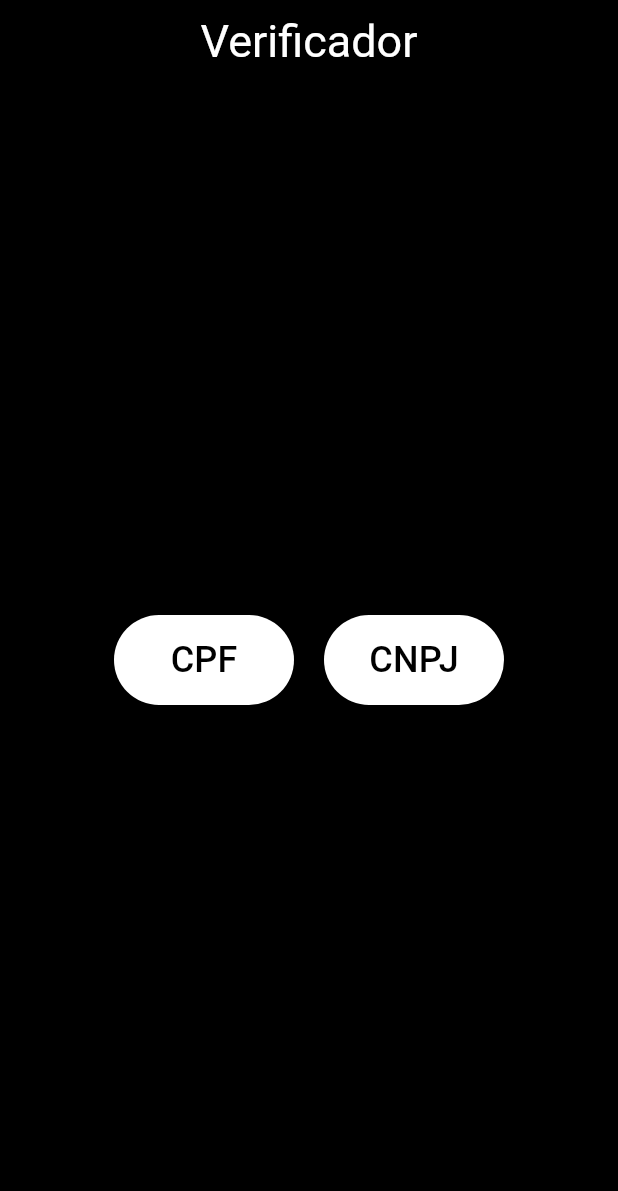
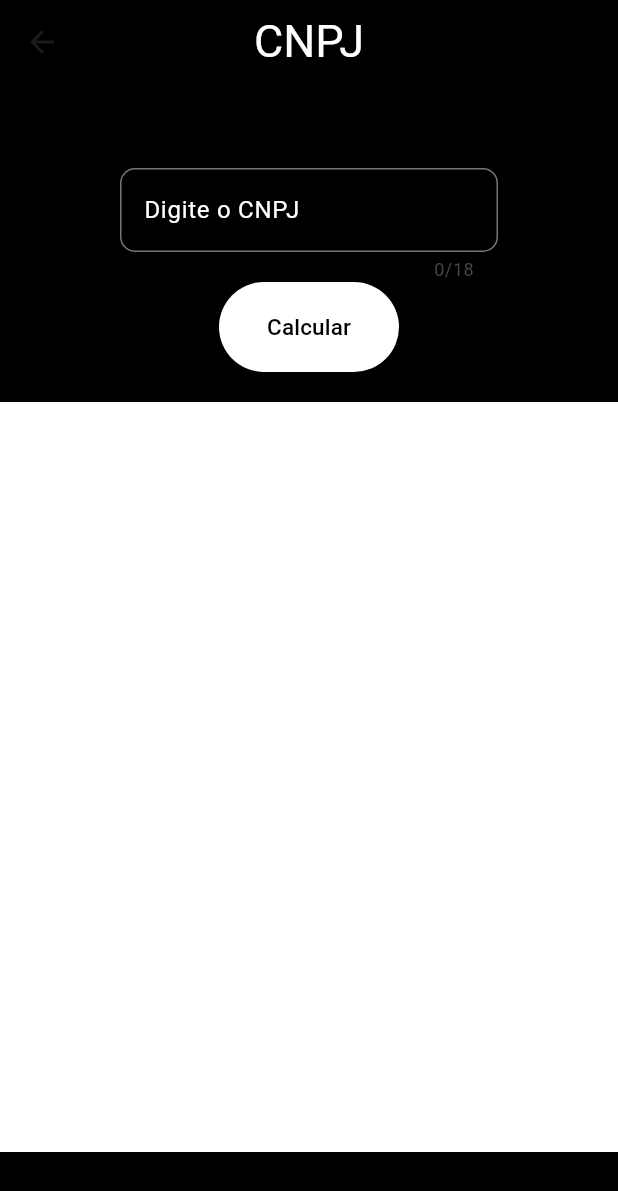
Before and after one commit to suehtaMFr/App-Validador-cpf-cnpj, a Flutter app: the screen it shows after launch, after a tap on "CNPJ", on a phone screen of 412 x 824 dp. Shown: the top 1191 px of the screen. Run offline on Flutter 3.47's test engine with Material 3 defaults, Android fonts, the phone set to English and light mode, and no system bars; our stand-ins replace brasil_fields, flutter_modular.

Commit message:
Cnpj Update

```diff
--- a/lib/app/app_module.dart
+++ b/lib/app/app_module.dart
@@ -1,3 +1,4 @@
+import 'package:app_verificador/modules/cnpj/cnpj_module.dart';
 import 'package:flutter_modular/flutter_modular.dart';
 import '../modules/home/home_module.dart';
 
@@ -12,5 +13,6 @@ class AppModule extends Module {
   void routes(RouteManager r) {
     super.routes(r);
     r.module("/", module: HomeModule());
+    r.module("/cnpj/", module: CNPJModule());
   }
 }
--- /dev/null
+++ b/lib/modules/cnpj/cnpj_module.dart
@@ -0,0 +1,10 @@
+import 'package:flutter_modular/flutter_modular.dart';
+import 'cnpj_page.dart';
+
+class CNPJModule extends Module {
+  @override
+  void routes(RouteManager r) {
+    super.routes(r);
+    r.child("/", child: (_) => CnpjPage());
+  }
+}
--- /dev/null
+++ b/lib/modules/cnpj/cnpj_page.dart
@@ -0,0 +1,362 @@
+import 'package:flutter/material.dart';
+import 'package:flutter/services.dart';
+import 'package:brasil_fields/brasil_fields.dart';
+
+class CnpjPage extends StatefulWidget {
+
+  List <String> cnpj = [];
+
+   CnpjPage({super.key}){
+    cnpj = List.generate(28, (_) => "");
+  }
+
+  @override
+  State<CnpjPage> createState() => _CnpjPageState();
+}
+
+final cnpjController  = TextEditingController();
+
+class _CnpjPageState extends State<CnpjPage> {
+  @override
+
+  Widget build(BuildContext context) {
+    return  Scaffold(
+      appBar: AppBar(
+        centerTitle: true,
+        title: Text(""
+            "CNPJ",
+            style: TextStyle(color: Colors.white, fontSize: 30)
+        ),
+        backgroundColor: Colors.black,
+
+      ),
+      backgroundColor: const Color(0xFF000000),
+      body: Stack(
+        children: [ Column(
+
+          mainAxisAlignment: MainAxisAlignment.center,
+
+          children: [
+
+            Padding(
+              padding: EdgeInsets.symmetric(horizontal: 80),
+
+              child: TextField(
+                inputFormatters: [
+                  FilteringTextInputFormatter.digitsOnly,
+                  CnpjInputFormatter(),
+                ],
+                maxLength: 18,
+                controller: cnpjController ,
+                decoration: InputDecoration(
+                  labelText: 'Digite o CNPJ',
+                  labelStyle: TextStyle(color: Colors.white),
+                  border: OutlineInputBorder(
+                    borderRadius: BorderRadius.circular(10.0),
+
+                  ),
+                ),
+                style: TextStyle(
+                  color: Colors.white
+                ),
+              ),
+            ),
+
+            Row(
+              mainAxisAlignment: MainAxisAlignment.center,
+              children: [
+
+                TextButton(
+                  onPressed: (){setState(() {
+
+                    String controler = cnpjController.text;
+
+                    int soma = 0;
+
+                    int multiplicacao = int.parse(controler[0])*5;
+
+                    String text = "${controler[0]} * 5 = $multiplicacao";
+                    widget.cnpj[0] = text;
+                    soma+= multiplicacao;
+
+                    multiplicacao = int.parse(controler[1])*4;
+                    text = "${controler[1]} * 4 = $multiplicacao";
+                    widget.cnpj[1] = text;
+                    soma+= multiplicacao;
+
+                    multiplicacao = int.parse(controler[3])*3;
+                    text = "${controler[3]} * 3 = $multiplicacao";
+                    widget.cnpj[2] = text;
+                    soma+= multiplicacao;
+
+                    multiplicacao = int.parse(controler[4])*2;
+                    text = "${controler[4]} * 2 = $multiplicacao";
+                    widget.cnpj[3] = text;
+                    soma+= multiplicacao;
+
+                    multiplicacao = int.parse(controler[5])*9;
+                    text = "${controler[5]} * 9 = $multiplicacao";
+                    widget.cnpj[4] = text;
+                    soma+= multiplicacao;
+
+                    multiplicacao = int.parse(controler[7])*8;
+                    text = "${controler[7]} * 8 = $multiplicacao";
+                    widget.cnpj[5] = text;
+                    soma+= multiplicacao;
+
+                    multiplicacao = int.parse(controler[8])*7;
+                    text = "${controler[8]} * 7 = $multiplicacao";
+                    widget.cnpj[6] = text;
+                    soma+= multiplicacao;
+
+                    multiplicacao = int.parse(controler[9])*6;
+                    text = "${controler[9]} * 6 = $multiplicacao";
+                    widget.cnpj[7] = text;
+                    soma+= multiplicacao;
+
+                    multiplicacao = int.parse(controler[11])*5;
+                    text = "${controler[11]} * 5 = $multiplicacao";
+                    widget.cnpj[8] = text;
+                    soma+= multiplicacao;
+
+                    multiplicacao = int.parse(controler[12])*4;
+                    text = "${controler[12]} * 4 = $multiplicacao";
+                    widget.cnpj[9] = text;
+                    soma+= multiplicacao;
+
+                    multiplicacao = int.parse(controler[13])*3;
+                    text = "${controler[13]} * 3 = $multiplicacao";
+                    widget.cnpj[10] = text;
+                    soma+= multiplicacao;
+
+                    multiplicacao = int.parse(controler[14])*2;
+                    text = "${controler[14]} * 2 = $multiplicacao";
+                    widget.cnpj[11] = text;
+                    soma+= multiplicacao;
+
+
+                    int resto = soma % 11;
+                    if(resto == 0 || resto == 1){
+                      resto = 0;
+                    }
+                    else {
+                      resto = 11 - resto ;
+                    }
+
+
+                    controler+= "-$resto";
+                    text = "A soma é igual á $soma\n o 1º digito verificador é  $soma % 11 = $resto";
+                    widget.cnpj[12] = text;
+
+
+                    soma = 0;
+
+                    multiplicacao = int.parse(controler[0])*6;
+                    text = "${controler[0]} * 6 = $multiplicacao";
+                    widget.cnpj[13] = text;
+                    soma+= multiplicacao;// primeiro
+
+                    multiplicacao = int.parse(controler[1])*5;
+                    text = "${controler[1]} * 5 = $multiplicacao";
+                    widget.cnpj[14] = text;
+                    soma+= multiplicacao;
+
+                    multiplicacao = int.parse(controler[3])*4;
+                    text = "${controler[3]} * 4 = $multiplicacao";
+                    widget.cnpj[15] = text;
+                    soma+= multiplicacao;
+
+                    multiplicacao = int.parse(controler[4])*3;
+                    text = "${controler[4]} * 3 = $multiplicacao";
+                    widget.cnpj[16] = text;
+                    soma+= multiplicacao;
+
+                    multiplicacao = int.parse(controler[5])*2;
+                    text = "${controler[5]} * 2 = $multiplicacao";
+                    widget.cnpj[17] = text;
+                    soma+= multiplicacao;
+
+                    multiplicacao = int.parse(controler[7])*9;
+                    text = "${controler[7]} * 9 = $multiplicacao";
+                    widget.cnpj[18] = text;
+                    soma+= multiplicacao;
+
+                    multiplicacao = int.parse(controler[8])*8;
+                    text = "${controler[8]} * 8 = $multiplicacao";
+                    widget.cnpj[19] = text;
+                    soma+= multiplicacao;
+
+                    multiplicacao = int.parse(controler[9])*7;
+                    text = "${controler[9]} * 7 = $multiplicacao";
+                    widget.cnpj[20] = text;
+                    soma+= multiplicacao;
+
+                    multiplicacao = int.parse(controler[11])*6;
+                    text = "${controler[11]} * 6 = $multiplicacao";
+                    widget.cnpj[21] = text;
+                    soma+= multiplicacao;
+
+                    multiplicacao = int.parse(controler[12])*5;
+                    text = "${controler[12]} * 5 = $multiplicacao";
+                    widget.cnpj[22] = text;
+                    soma+= multiplicacao;
+
+                    multiplicacao = int.parse(controler[13])*4;
+                    text = "${controler[13]} * 4 = $multiplicacao";
+                    widget.cnpj[23] = text;
+                    soma+= multiplicacao;
+
+                    multiplicacao = int.parse(controler[14])*3;
+                    text = "${controler[14]} * 3 = $multiplicacao";
+                    widget.cnpj[24] = text;
+                    soma+= multiplicacao;
+
+                    multiplicacao = int.parse(controler[16])*2;
+                    text = "${controler[16]} * 2 = $multiplicacao";
+                    widget.cnpj[25] = text;
+                    soma+= multiplicacao;
+
+                    int resto2 = soma % 11;
+
+                    if(resto2 == 0 || resto2 == 1){
+                      resto2 = 0;
+                    }
+                    else {
+                      resto2 = 11 - resto2 ;
+                    }
+
+                    text = "A soma é igual á $soma\n o 2º digito verificador é  $soma % 11 = $resto";
+                    widget.cnpj[26] = text;
+
+                    controler+= "$resto";
+                    if(resto == int.parse(controler[16]) && resto2 == int.parse(controler[17])){
+                      text = "Cnpj Valido";
+                    }
+                    else {
+                      text = "Cnpj Invalido";
+                    }
+                    widget.cnpj[27] = text;
+
+
+                    }
+                   );
+                  },
+
+                  style: ElevatedButton.styleFrom(
+                    backgroundColor: Colors.white ,
+                    minimumSize: const Size(120, 60),
+                  ),
+
+                  child: Text('Calcular', style: TextStyle(
+                    color: const Color(0xFF000000),
+                    fontSize: 15,
+
+
+                    ),
+                  ),
+                ),
+              ],
+            ),
+
+            SizedBox(height: 20),
+
+            SizedBox(
+              height: 500,
+              child: ListView(
+                children: [
+
+                  for(int count = 0;count < 12; count++ )...[
+
+                    Container(
+                      color: Colors.white,
+                      height: 100,
+                      child: Align(
+                        alignment: Alignment.center,
+                        child: Text(
+                          widget.cnpj[count],
+                          maxLines: 3,
+                          textAlign: TextAlign.center,
+                          style: TextStyle(
+                            fontSize: 20,
+                          ),
+                        ),
+                      ),
+                    ),
+                  ],
+
+                  Container(
+                    color: Colors.blueAccent,
+                    height: 100,
+                    child: Align(
+                      alignment: Alignment.center,
+                      child: Text(
+                        widget.cnpj[12],
+                        maxLines: 3,
+                        textAlign: TextAlign.center,
+                        style: TextStyle(
+                          fontSize: 20,
+                        ),
+                      ),
+                    ),
+                  ),
+
+                  for(int count = 13;count < 26; count++ )...[
+
+                    Container(
+                      color: Colors.white,
+                      height: 100,
+                      child: Align(
+                        alignment: Alignment.center,
+                        child: Text(
+                          widget.cnpj[count],
+                          maxLines: 3,
+                          textAlign: TextAlign.center,
+                          style: TextStyle(
+                            fontSize: 20,
+                          ),
+                        ),
+                      ),
+                    ),
+                  ],
+
+                  Container(
+                    color: Colors.blueAccent,
+                    height: 100,
+                    child: Align(
+                      alignment: Alignment.center,
+                      child: Text(
+                        widget.cnpj[26],
+                        maxLines: 3,
+                        textAlign: TextAlign.center,
+                        style: TextStyle(
+                          fontSize: 20,
+                        ),
+                      ),
+                    ),
+                  ),
+
+                  Container(
+                    color: Colors.blueAccent,
+                    height: 100,
+                    child: Align(
+                      alignment: Alignment.center,
+                      child: Text(
+                        widget.cnpj[27],
+                        maxLines: 3,
+                        textAlign: TextAlign.center,
+                        style: TextStyle(
+                          fontSize: 20,
+                        ),
+                      ),
+                    ),
+                  ),
+                ],
+              ),
+            ),
+          ],
+        ),
+       ]
+      ),
+    );
+  }
+}
--- a/lib/modules/home/home_page.dart
+++ b/lib/modules/home/home_page.dart
@@ -43,7 +43,7 @@ class HomePage extends StatelessWidget {
                 minimumSize: const Size(120, 60),
               ),
               onPressed: () {
-                //Modular.to.pushNamed("/CNPJ/");
+                Modular.to.pushNamed("/cnpj/");
               },
               child: Text(
                 "CNPJ",
@@ -52,8 +52,9 @@ class HomePage extends StatelessWidget {
                   fontSize: 24,
                 ),
               )
-          ),
-        ],),
+            ),
+          ],
+        ),
       ),
     );
   }
--- a/pubspec.yaml
+++ b/pubspec.yaml
@@ -14,13 +14,14 @@ dependencies:
 
   cupertino_icons: ^1.0.8
   flutter_modular: ^6.4.1
+  brasil_fields: ^1.18.0
 
 dev_dependencies:
   flutter_test:
     sdk: flutter
 
   # rules and activating additional ones.
-  flutter_lints: ^5.0.0
+  flutter_lints: ^6.0.0
 
 flutter:
 
```
Also changed, not shown: pubspec.lock.
